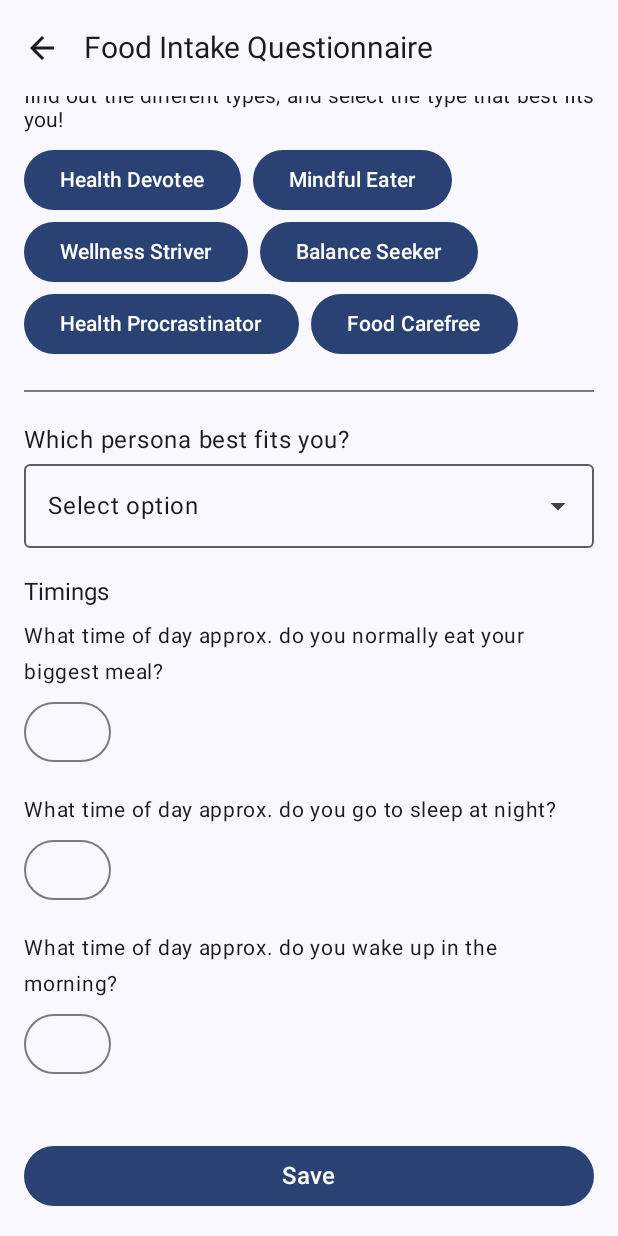
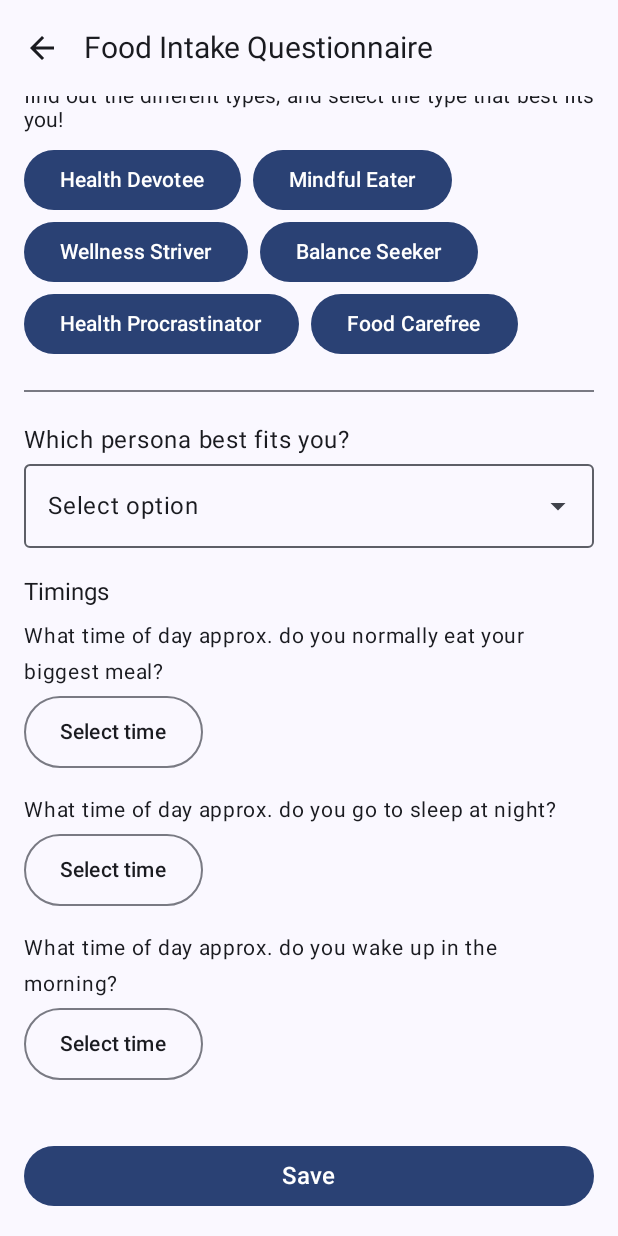
Before and after one commit to Kyblue11/NutriTrack, an Android app built with Jetpack Compose: the DashboardActivity screen opened directly, with no data from a screen before it, scrolled down 294 dp, on a phone screen of 412 x 824 dp. Run offline under Robolectric (Android 15) with nearby library versions, the phone set to English and light mode, and no system bars.

Commit message:
fixed timepickerdialog bug for `Medium Phone`

```diff
--- a/app/src/main/java/com/aaronlamkongyew33521808/myapplication/DashboardActivity.kt
+++ b/app/src/main/java/com/aaronlamkongyew33521808/myapplication/DashboardActivity.kt
@@ -420,8 +420,21 @@ fun TimingRow(
     ) {
         Text(text = label, fontSize = 14.sp)
         Spacer(modifier = Modifier.height(4.dp))
-        OutlinedButton(onClick = { showDialog = true }) {
-            Text(text = timeValue, fontSize = 14.sp)
+        OutlinedButton(
+            onClick = { showDialog = true },
+            modifier = Modifier.heightIn(min = 48.dp),
+            colors = ButtonDefaults.outlinedButtonColors(
+                contentColor = MaterialTheme.colorScheme.onSurface
+            )
+        ) {
+            // so that the oval button will not be em
+            val displayText = if (timeValue.isEmpty()) "Select time" else timeValue
+
+            Text(
+                text = displayText,
+                fontSize = 14.sp,
+                color = MaterialTheme.colorScheme.onSurface
+            )
         }
 
         if (showDialog) {
```
